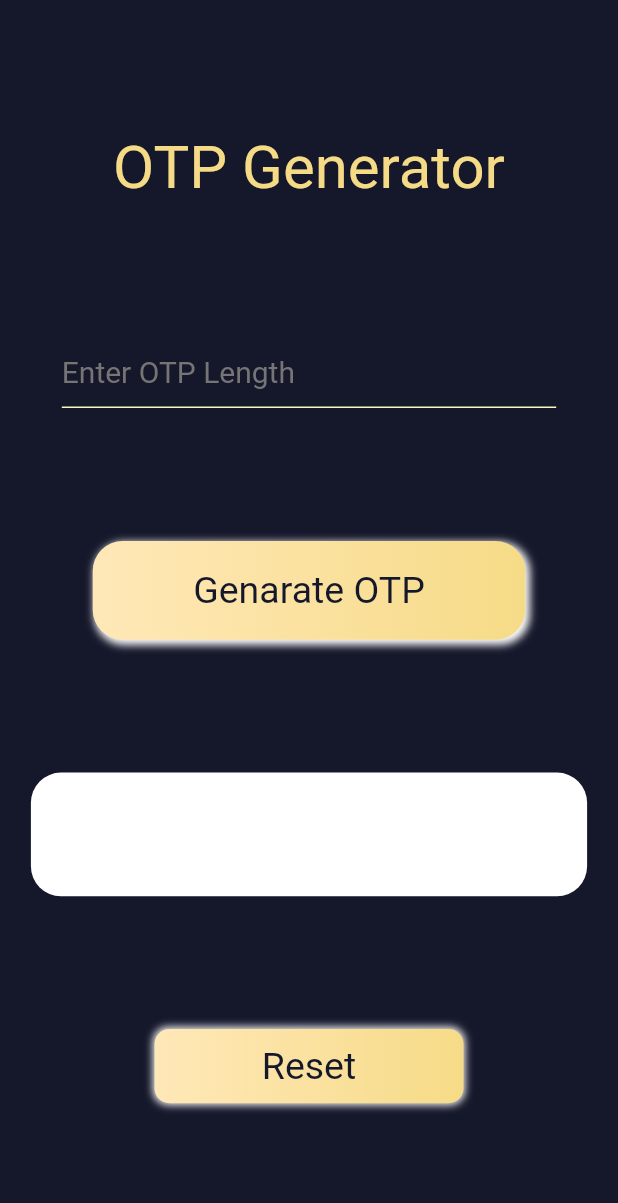
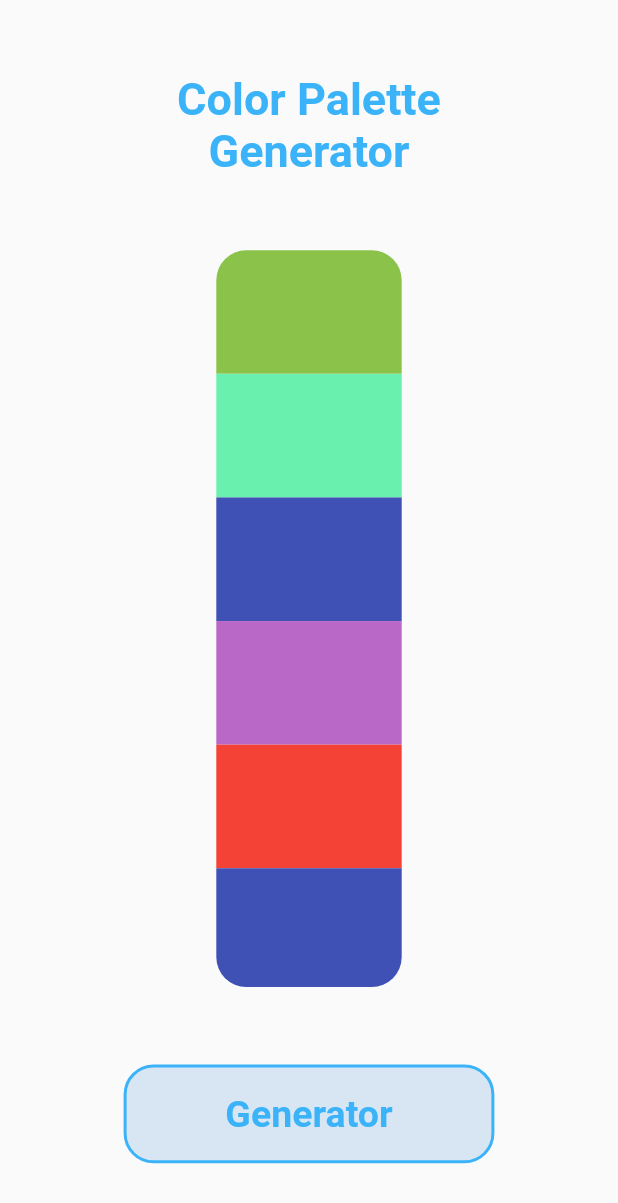
Before and after one commit to HarshilAslaliya/Color_Pallet_Generator, a Flutter app: the screen it shows after launch, on a phone screen of 412 x 824 dp. Shown: the top 1203 px of the screen. Run offline on Flutter 3.47's test engine with Material 2 defaults, Android fonts, the phone set to English and light mode, and no system bars.

Commit message:
first commit

```diff
--- a/lib/main.dart
+++ b/lib/main.dart
@@ -18,17 +18,37 @@ class MyApp extends StatefulWidget {
 }
 
 class _MyAppState extends State<MyApp> {
-  List list = [];
-  // ignore: prefer_typing_uninitialized_variables
-  var h1;
-  var i=0;
+  List h1 = [
+    Colors.red,
+    Colors.teal,
+    Colors.indigo,
+    Colors.purple.shade300,
+    Colors.lightGreen,
+    Colors.greenAccent,
+    Colors.amber,
+    Colors.orange,
+    Colors.amberAccent,
+    Colors.blueGrey,
+    Colors.deepPurpleAccent,
+  ];
 
   Random num = Random();
+  int? i1;
+  int? i2;
+  int? i3;
+  int? i4;
+  int? i5;
+  int? i6;
 
   @override
   Widget build(BuildContext context) {
+    i1 = num.nextInt(6);
+    i2 = num.nextInt(6);
+    i3 = num.nextInt(6);
+    i4 = num.nextInt(6);
+    i5 = num.nextInt(6);
+    i6 = num.nextInt(6);
     return Scaffold(
-      backgroundColor: const Color(0xff15172B),
       body: Container(
         alignment: Alignment.center,
         child: Column(
@@ -38,141 +58,76 @@ class _MyAppState extends State<MyApp> {
               flex: 1,
             ),
             const Text(
-              "OTP Generator",
+              "Color Palette",
               style: TextStyle(
-                fontSize: 40,
-                color: Color(0xffF6DB87),
+                fontSize: 30,
+                fontWeight: FontWeight.bold,
+                color: Color(0xff3BB3F9),
               ),
             ),
-            const Spacer(
-              flex: 1,
-            ),
-            SizedBox(
-              width: MediaQuery.of(context).size.width * 0.8,
-              child: TextField(
-                enabled: true,
-                decoration: InputDecoration(
-                  hintText: "Enter OTP Length",
-                  hintStyle: TextStyle(color: Colors.grey.shade600),
-                  enabledBorder: const UnderlineInputBorder(
-                    borderSide: BorderSide(
-                      color: Color(0xffFCF6BA),
-                    ),
-                  ),
-                  focusedBorder: const UnderlineInputBorder(
-                    borderSide: BorderSide(
-                      color: Color(0xffFCF6BA),
-                    ),
-                  ),
-                ),
-                style: const TextStyle(color: Colors.white, fontSize: 20),
-                onChanged: (val){
-                  h1=val;
-                },
-              ),
-            ),
-            const Spacer(
-              flex: 1,
-            ),
-            InkWell(
-              onTap: (){
-                setState(() {
-                  if(i==0)
-                  {
-                    if(h1=="1")
-                    {
-                      list.add(num.nextInt(9));
-                    }else if(h1=="2")
-                    {
-                      list.add(num.nextInt(9));
-                      list.add(num.nextInt(9));
-                    }else if(h1=="3")
-                    {
-                      list.add(num.nextInt(9));
-                      list.add(num.nextInt(9));
-                      list.add(num.nextInt(9));
-                    }else if(h1=="4")
-                    {
-                      list.add(num.nextInt(9));
-                      list.add(num.nextInt(9));
-                      list.add(num.nextInt(9));
-                      list.add(num.nextInt(9));
-                    }else if(h1=="5")
-                    {
-                      list.add(num.nextInt(9));
-                      list.add(num.nextInt(9));
-                      list.add(num.nextInt(9));
-                      list.add(num.nextInt(9));
-                      list.add(num.nextInt(9));
-                    }else if(h1=="6")
-                    {
-                      list.add(num.nextInt(9));
-                      list.add(num.nextInt(9));
-                      list.add(num.nextInt(9));
-                      list.add(num.nextInt(9));
-                      list.add(num.nextInt(9));
-                      list.add(num.nextInt(9));
-                    }
-                    i++;
-                  }
-                });
-              },
-              child: Container(
-                alignment: Alignment.center,
-                height: MediaQuery.of(context).size.height * 0.08,
-                width: MediaQuery.of(context).size.width * 0.7,
-                decoration: BoxDecoration(
-                  color: Colors.white,
-                  borderRadius: BorderRadius.circular(20),
-                  boxShadow: const <BoxShadow>[
-                    BoxShadow(
-                        color: Colors.white,
-                        spreadRadius: 1,
-                        blurRadius: 4,
-                        offset: Offset(2, 2)),
-                  ],
-                  gradient: const LinearGradient(
-                    colors: <Color>[
-                      Color(0xffFFE8B8),
-                      Color(0xffF6DB87),
-                    ],
-                  ),
-                ),
-                child: const Text(
-                  "Genarate OTP",
-                  style: TextStyle(
-                    fontSize: 25,
-                    color: Color(0xff15172B),
-                  ),
-                ),
+            const Text(
+              "Generator",
+              style: TextStyle(
+                fontSize: 30,
+                fontWeight: FontWeight.bold,
+                color: Color(0xff3BB3F9),
               ),
             ),
             const Spacer(
               flex: 1,
             ),
             Container(
-              alignment: Alignment.center,
-              height: MediaQuery.of(context).size.height * 0.1,
-              width: MediaQuery.of(context).size.height * 0.45,
+              height: MediaQuery.of(context).size.height * 0.6,
+              width: MediaQuery.of(context).size.width * 0.3,
               decoration: BoxDecoration(
-                color: Colors.white,
                 borderRadius: BorderRadius.circular(20),
               ),
-              child: Row(
+              child: Column(
                 children: [
-                  ...list.map((e) => Expanded(
-                    child: Container(
-                      alignment: Alignment.center,
-                      child: Text(
-                        "$e",
-                        style: const TextStyle(
-                          fontWeight: FontWeight.bold,
-                          fontSize: 17,
-                          color: Colors.black,
-                        ),
+                  Container(
+                    height: MediaQuery.of(context).size.height * 0.1,
+                    decoration: BoxDecoration(
+                      color: h1[i1!],
+                      borderRadius: const BorderRadius.only(
+                        topLeft: Radius.circular(20),
+                        topRight: Radius.circular(20),
                       ),
                     ),
-                  ),),
+                  ),
+                  Container(
+                    height: MediaQuery.of(context).size.height * 0.1,
+                    decoration: BoxDecoration(
+                      color: h1[i2!],
+                    ),
+                  ),
+                  Container(
+                    height: MediaQuery.of(context).size.height * 0.1,
+                    decoration: BoxDecoration(
+                      color: h1[i3!],
+                    ),
+                  ),
+                  Container(
+                    height: MediaQuery.of(context).size.height * 0.1,
+                    decoration: BoxDecoration(
+                      color: h1[i4!],
+                    ),
+                  ),
+                  Container(
+                    height: MediaQuery.of(context).size.height * 0.1,
+                    decoration: BoxDecoration(
+                      color: h1[i5!],
+                    ),
+                  ),
+                  Container(
+                    height: MediaQuery.of(context).size.height * 0.096,
+                    decoration: BoxDecoration(
+                      color: h1[i6!],
+                      borderRadius: const BorderRadius.only(
+                        bottomLeft: Radius.circular(20),
+                        bottomRight: Radius.circular(20),
+                      ),
+                    ),
+                  ),
                 ],
               ),
             ),
@@ -180,38 +135,26 @@ class _MyAppState extends State<MyApp> {
               flex: 1,
             ),
             InkWell(
-              onTap: (){
+              onTap: () {
                 setState(() {
-                  list.clear();
-                  i=0;
+                  h1[i1!];
                 });
               },
               child: Container(
                 alignment: Alignment.center,
-                height: MediaQuery.of(context).size.height * 0.06,
-                width: MediaQuery.of(context).size.width * 0.5,
+                height: MediaQuery.of(context).size.height * 0.08,
+                width: MediaQuery.of(context).size.width * 0.6,
                 decoration: BoxDecoration(
-                  color: Colors.white,
-                  borderRadius: BorderRadius.circular(10),
-                  boxShadow: const <BoxShadow>[
-                    BoxShadow(
-                      color: Colors.white,
-                      spreadRadius: 1,
-                      blurRadius: 4,
-                    ),
-                  ],
-                  gradient: const LinearGradient(
-                    colors: <Color>[
-                      Color(0xffFFE8B8),
-                      Color(0xffF6DB87),
-                    ],
-                  ),
+                  color: const Color(0xffD8E6F4),
+                  border: Border.all(color: const Color(0xff3BB3F9), width: 2),
+                  borderRadius: BorderRadius.circular(20),
                 ),
                 child: const Text(
-                  "Reset",
+                  "Generator",
                   style: TextStyle(
+                    color: Color(0xff3BB3F9),
+                    fontWeight: FontWeight.bold,
                     fontSize: 25,
-                    color: Color(0xff15172B),
                   ),
                 ),
               ),
```
